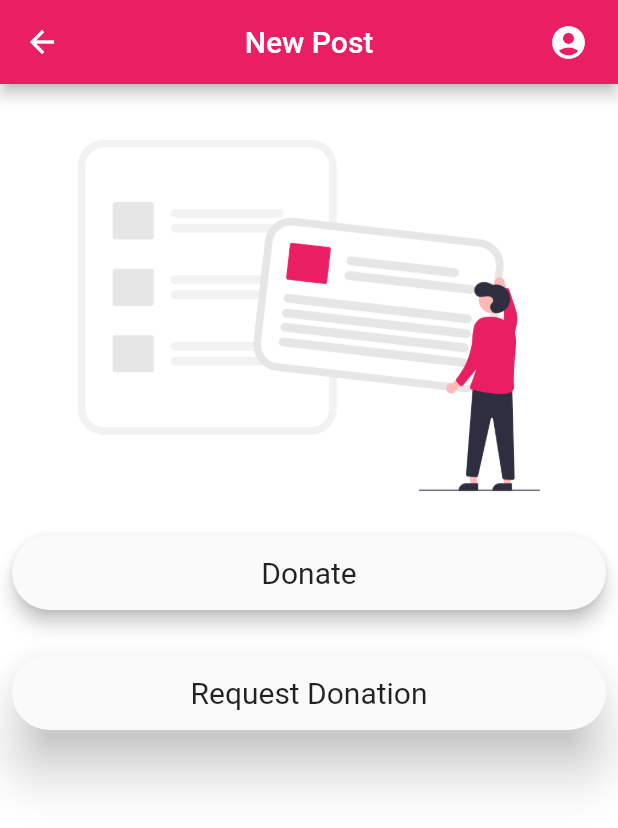
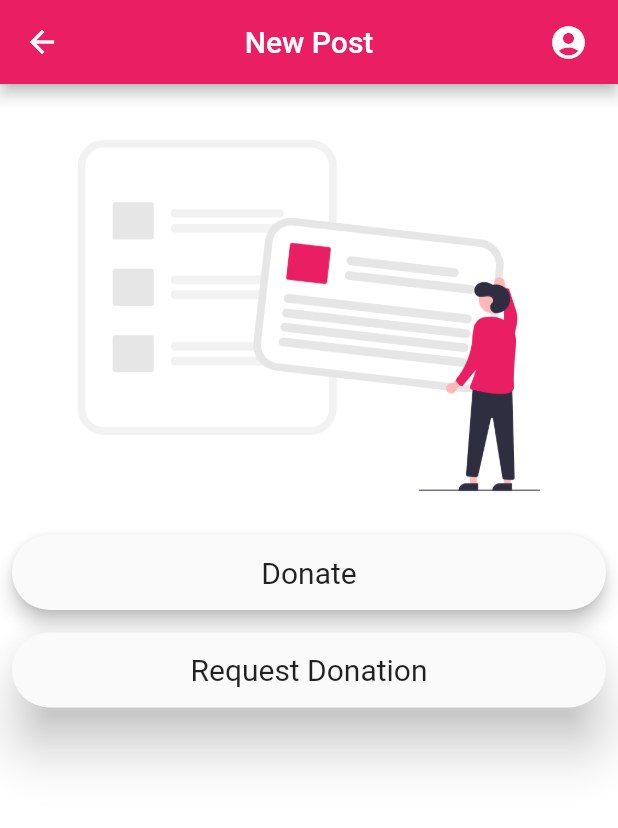
Before and after one commit to akillika/Solution-Challenge-2021, a Flutter app: the Postnew screen opened directly, on a phone screen of 412 x 824 dp. Shown: the top 828 px of the screen. Run offline on Flutter 3.47's test engine with Material 2 defaults, Android fonts, the phone set to English and light mode, and no system bars; our stand-ins replace cloud_firestore, firebase_auth, firebase_core, flutter_signin_button, fluttertoast, google_sign_in; missing offline and left inert: mobile_number; accounts and stored records are empty; network calls fail.

Commit message:
UI Fixes

```diff
--- a/lib/category.dart
+++ b/lib/category.dart
@@ -29,15 +29,18 @@ class _CategoryState extends State<Category> {
         actions: [AccountButton()],
       ),
       backgroundColor: Colors.white,
-      body: StreamBuilder(
+      body: OrientationBuilder(
+        builder: (context, orientation) {
+          return StreamBuilder(
             stream: getCategories(),
             builder: (context, AsyncSnapshot<QuerySnapshot> snapshot) {
               if (!snapshot.hasData) {
                 return Center(child: CircularProgressIndicator());
               } else {
                 return GridView.builder(
-              gridDelegate:
-                  SliverGridDelegateWithFixedCrossAxisCount(crossAxisCount: 2),
+                  gridDelegate: SliverGridDelegateWithFixedCrossAxisCount(
+                      crossAxisCount:
+                          orientation == Orientation.portrait ? 2 : 4),
                   physics: BouncingScrollPhysics(),
                   shrinkWrap: true,
                   itemCount: snapshot.data.size,
@@ -79,6 +82,8 @@ class _CategoryState extends State<Category> {
                 );
               }
             },
+          );
+        },
       ),
     );
   }
--- a/lib/postnew.dart
+++ b/lib/postnew.dart
@@ -18,13 +18,18 @@ class _PostnewState extends State<Postnew> {
         actions: [AccountButton()],
       ),
       backgroundColor: Colors.white,
-      body: Padding(
+      body: OrientationBuilder(
+        builder: (context, orientation) {
+          return Padding(
             padding: const EdgeInsets.all(8.0),
             child: Column(
               mainAxisAlignment: MainAxisAlignment.start,
               children: [
                 Image.asset(
                   "assets/posts.png",
+                  height: orientation == Orientation.landscape
+                      ? MediaQuery.of(context).size.height * 0.47
+                      : null,
                 ),
                 Center(
                   child: GestureDetector(
@@ -39,8 +44,12 @@ class _PostnewState extends State<Postnew> {
                       child: Padding(
                         padding: const EdgeInsets.all(10.0),
                         child: Container(
-                      height: 30,
-                      // width: 350,
+                          height: orientation == Orientation.landscape
+                              ? MediaQuery.of(context).size.height * 0.05
+                              : 30,
+                          width: orientation == Orientation.landscape
+                              ? MediaQuery.of(context).size.width * 0.5
+                              : null,
                           child: Center(
                               child: Text(
                             'Donate',
@@ -54,7 +63,7 @@ class _PostnewState extends State<Postnew> {
                   ),
                 ),
                 SizedBox(
-              height: 30,
+                  height: 15,
                 ),
                 Center(
                   child: GestureDetector(
@@ -69,8 +78,12 @@ class _PostnewState extends State<Postnew> {
                       child: Padding(
                         padding: const EdgeInsets.all(10.0),
                         child: Container(
-                      height: 30,
-                      // width: 350,
+                          height: orientation == Orientation.landscape
+                              ? MediaQuery.of(context).size.height * 0.05
+                              : 30,
+                          width: orientation == Orientation.landscape
+                              ? MediaQuery.of(context).size.width * 0.5
+                              : null,
                           child: Center(
                               child: Text(
                             'Request Donation',
@@ -85,6 +98,8 @@ class _PostnewState extends State<Postnew> {
                 ),
               ],
             ),
+          );
+        },
       ),
     );
   }
```
Lines whose indentation alone changed are shown as unchanged.
